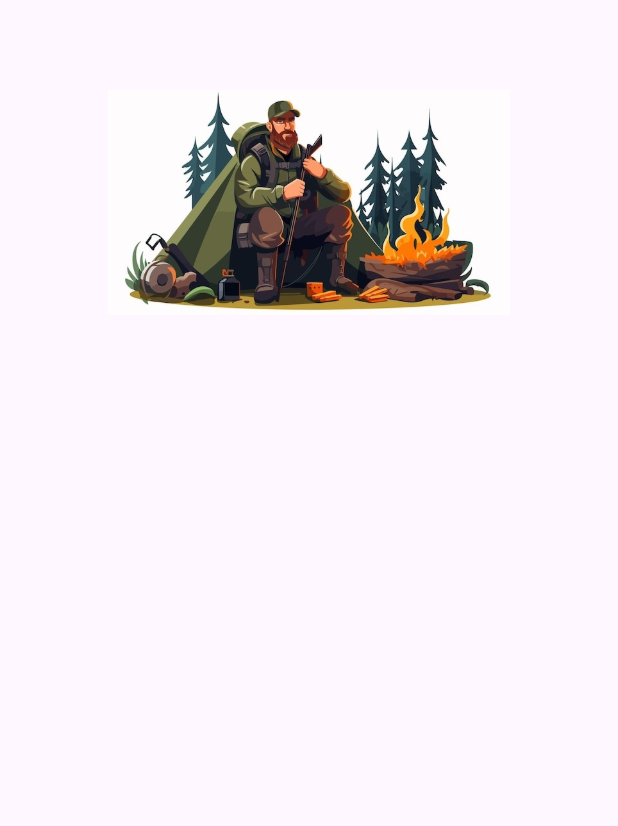
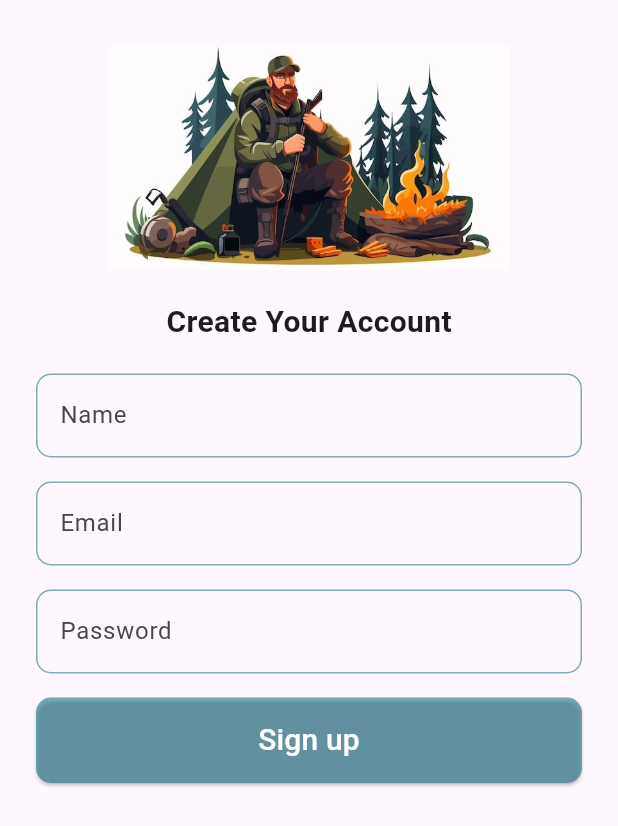
Before and after one commit to Chanukaisuru/CampKit, a Flutter app: the SignUpPage screen opened directly, on a phone screen of 412 x 824 dp. Shown: the top 826 px of the screen. Run offline on Flutter 3.47's test engine with Material 3 defaults, Android fonts, the light colour scheme and no system bars.

Commit message:
add input fealds and sign up button

```diff
--- a/lib/signIn_and_signUp/sign_up_page.dart
+++ b/lib/signIn_and_signUp/sign_up_page.dart
@@ -12,8 +12,42 @@ class SignUpPage extends StatelessWidget{
               child: Column(
                 mainAxisAlignment: MainAxisAlignment.center,
                 children: [
-                  SizedBox(height: 60),
+                  SizedBox(height: 30),
                   Image.asset('assets/image/signInPage_image.jpeg',height: 150),
+                  SizedBox(height: 20),
+                  Text('Create Your Account',
+                  style: TextStyle(
+                    fontSize: 20,
+                    fontWeight: FontWeight.bold,
+                  ),
+                  ),
+
+                  SizedBox(height: 20),
+                  _buildTextField('Name', 'ex: Chanuka Isuru', false),
+                  SizedBox(height: 16,),
+                  _buildTextField('Email', 'ex: chanukaisuru@gmail.com', false),
+                  SizedBox(height: 16,),
+                  _buildTextField('Password', '********', false),
+                  SizedBox(height: 16,),
+
+
+                  ElevatedButton(
+                    onPressed: (){
+                      /**/
+                    },
+                    style: ElevatedButton.styleFrom(
+                      backgroundColor:Color(0x99277A8C),
+                      padding: EdgeInsets.symmetric(vertical: 14),
+                      shape:RoundedRectangleBorder(
+                        borderRadius: BorderRadius.circular(10),
+                      ),
+                    ),
+                    child: Center(
+                      child: Text('Sign up',
+                      style: TextStyle(fontSize: 20,color: Colors.white),
+                      )
+                       ),
+                 )
 
                 ],
               ),
@@ -24,3 +58,39 @@ class SignUpPage extends StatelessWidget{
     );
   }
 }
+
+Widget _buildTextField(String label, String hint, bool obscureText) {
+  return TextField(
+    obscureText: obscureText,
+    decoration: InputDecoration(
+      labelText: label,
+      hintText: hint,
+      hintStyle: TextStyle(
+        color: Colors.grey.withOpacity(0.6),
+        fontSize: 15,
+      ),
+      border: OutlineInputBorder(
+        borderRadius: BorderRadius.circular(10),
+
+      ),
+      enabledBorder: OutlineInputBorder(
+        borderRadius: BorderRadius.circular(10),
+        borderSide: BorderSide(
+          color: const Color(0x99277A8C), // Set color for enabled state
+          width: 1.0,
+        ),
+      ),
+
+      focusedBorder: OutlineInputBorder(
+        borderRadius: BorderRadius.circular(10),
+        borderSide: BorderSide(
+          color: const Color(0xFFF2A81D), // Set color for focused state
+          width: 2.0,
+        ),
+      ),
+      suffixIcon: obscureText
+        ?Icon(Icons.visibility_off,color: const Color.fromARGB(255, 124, 123, 123))
+        :null,
+    ),
+  );
+}
```
